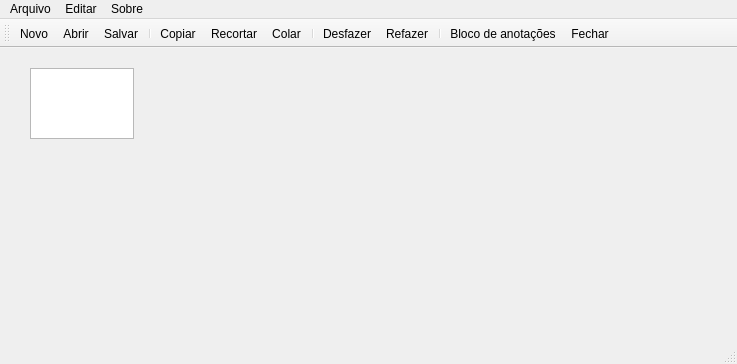
The window that CFB_Cursos/QT/projetos/bloco_de_notas/bloco_de_notas/mainwindow.ui (marcospontoexe/Cpp) describes before a commit, drawn with Qt 5.
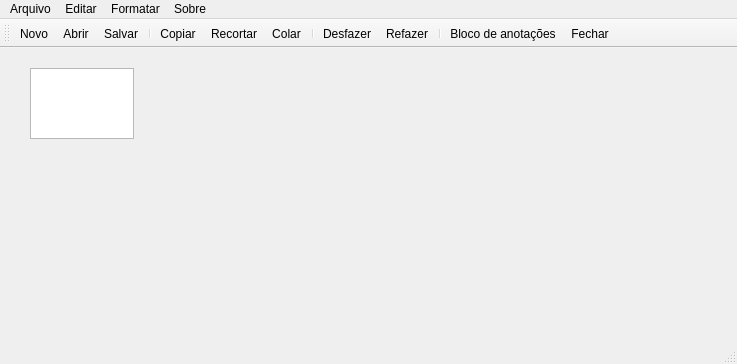
The same window after the commit. Icons and pictures are not drawn.

Diff of the .ui file:
```diff
--- a/CFB_Cursos/QT/projetos/bloco_de_notas/bloco_de_notas/mainwindow.ui
+++ b/CFB_Cursos/QT/projetos/bloco_de_notas/bloco_de_notas/mainwindow.ui
@@ -63,8 +63,17 @@
     </property>
     <addaction name="actionBloco_de_anota_es"/>
    </widget>
+   <widget class="QMenu" name="menuFormatar">
+    <property name="title">
+     <string>Formatar</string>
+    </property>
+    <addaction name="actionFonte"/>
+    <addaction name="actionCor"/>
+    <addaction name="actionCor_de_fundo"/>
+   </widget>
    <addaction name="menuArquivo"/>
    <addaction name="menuEditar"/>
+   <addaction name="menuFormatar"/>
    <addaction name="menuSobre"/>
   </widget>
   <widget class="QStatusBar" name="statusbar"/>
```
Left out of the diff: 15 changed lines with no effect on the pictures.
